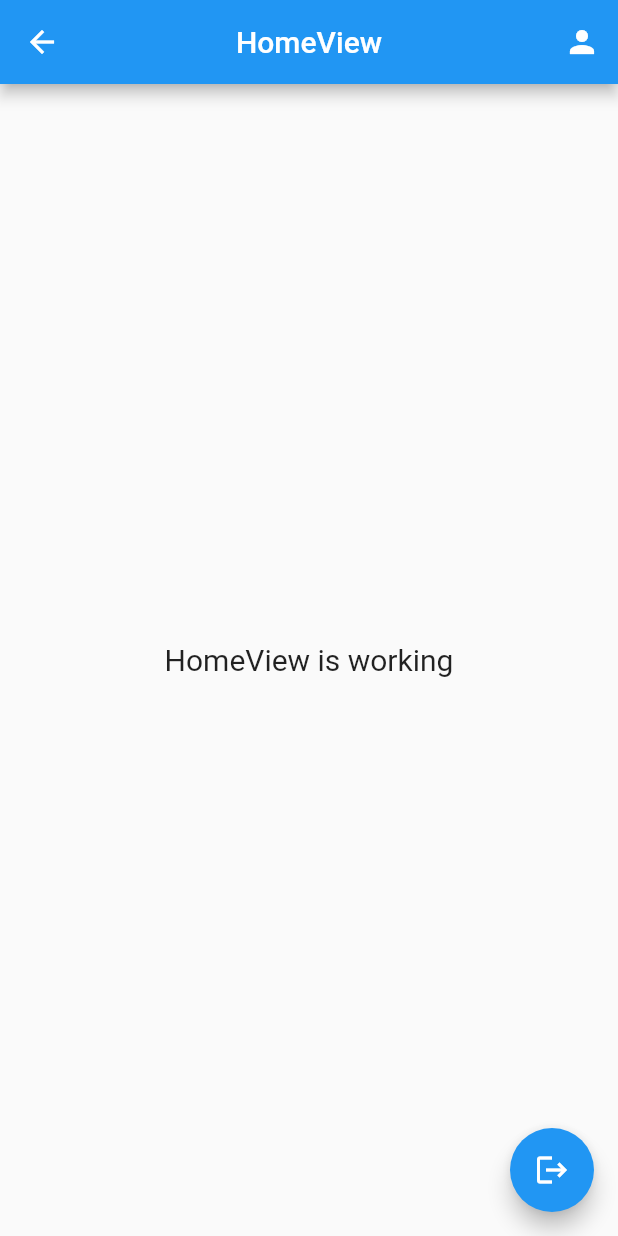
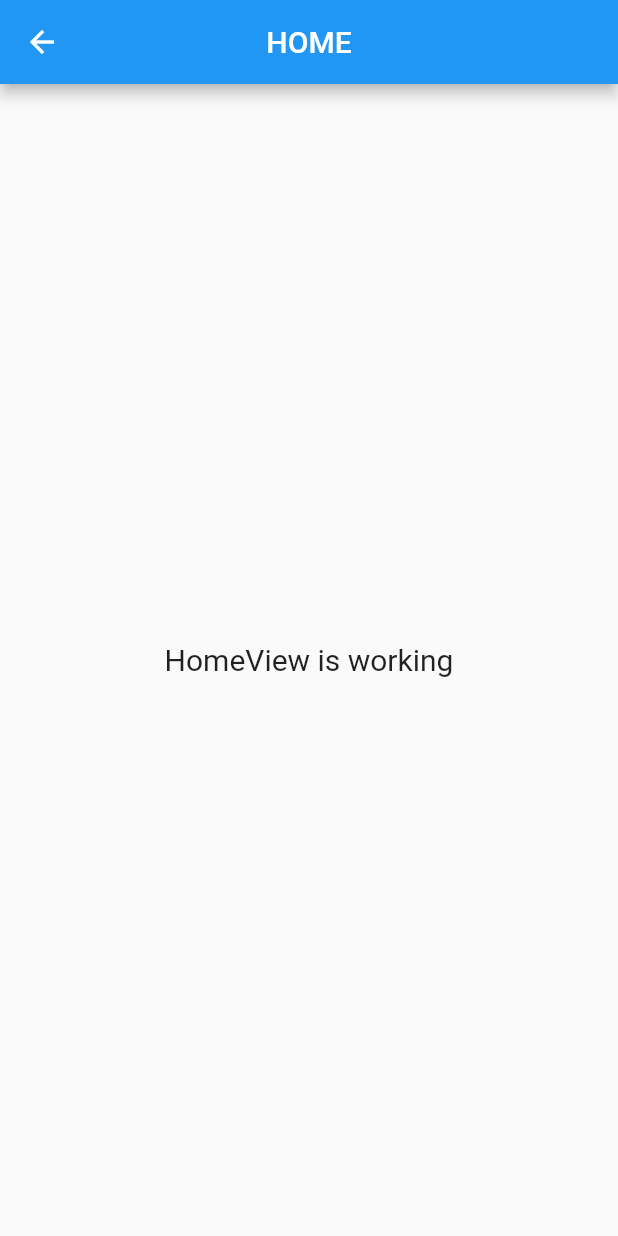
Before and after one commit to erikwibowo/Presence-App, a Flutter app: the HomeView screen opened by its route, on a phone screen of 412 x 824 dp. Run offline on Flutter 3.47's test engine with Material 2 defaults, Android fonts, the phone set to English and light mode, and no system bars; our stand-ins replace cloud_firestore, convex_bottom_bar, firebase_auth, firebase_core, firebase_storage, get and 1 more; accounts and stored records are empty.

Commit message:
bototom navif=gation bar

```diff
--- a/lib/app/modules/home/views/home_view.dart
+++ b/lib/app/modules/home/views/home_view.dart
@@ -1,24 +1,22 @@
-import 'package:cloud_firestore/cloud_firestore.dart';
-import 'package:firebase_auth/firebase_auth.dart';
 import 'package:flutter/material.dart';
 
 import 'package:get/get.dart';
-import 'package:presence_app/app/routes/app_pages.dart';
 
 import '../controllers/home_controller.dart';
 
 class HomeView extends GetView<HomeController> {
+  final controller = Get.put(HomeController());
   @override
   Widget build(BuildContext context) {
     return Scaffold(
       appBar: AppBar(
-        title: Text('HomeView'),
+        title: Text('HOME'),
         centerTitle: true,
         actions: [
-          IconButton(
-            icon: Icon(Icons.person),
-            onPressed: () => Get.toNamed(Routes.PROFILE),
-          )
+          // IconButton(
+          //   icon: Icon(Icons.person),
+          //   onPressed: () => Get.toNamed(Routes.PROFILE),
+          // )
         ],
       ),
       body: Center(
@@ -27,21 +25,6 @@ class HomeView extends GetView<HomeController> {
           style: TextStyle(fontSize: 20),
         ),
       ),
-      floatingActionButton: Obx(() => FloatingActionButton(
-            onPressed: () async {
-              if (controller.isLoading.isFalse) {
-                controller.isLoading.value = true;
-                await FirebaseAuth.instance.signOut();
-                Get.offAllNamed(Routes.LOGIN);
-                controller.isLoading.value = false;
-              }
-            },
-            child: controller.isLoading.isFalse
-                ? Icon(Icons.logout)
-                : Center(
-                    child: CircularProgressIndicator(),
-                  ),
-          )),
     );
   }
 }
--- a/lib/app/modules/profile/views/profile_view.dart
+++ b/lib/app/modules/profile/views/profile_view.dart
@@ -7,7 +7,7 @@ import 'package:presence_app/app/routes/app_pages.dart';
 import '../controllers/profile_controller.dart';
 
 class ProfileView extends GetView<ProfileController> {
-  const ProfileView({Key? key}) : super(key: key);
+  final controller = Get.put(ProfileController());
   @override
   Widget build(BuildContext context) {
     return Scaffold(
--- a/lib/app/modules/update_password/controllers/update_password_controller.dart
+++ b/lib/app/modules/update_password/controllers/update_password_controller.dart
@@ -1,5 +1,4 @@
 import 'package:firebase_auth/firebase_auth.dart';
-import 'package:flutter/cupertino.dart';
 import 'package:flutter/material.dart';
 import 'package:get/get.dart';
 
--- a/lib/app/routes/app_routes.dart
+++ b/lib/app/routes/app_routes.dart
@@ -12,6 +12,7 @@ abstract class Routes {
   static const PROFILE = _Paths.PROFILE;
   static const UPDATE_PROFILE = _Paths.UPDATE_PROFILE;
   static const UPDATE_PASSWORD = _Paths.UPDATE_PASSWORD;
+  static const MAIN = _Paths.MAIN;
 }
 
 abstract class _Paths {
@@ -23,4 +24,5 @@ abstract class _Paths {
   static const PROFILE = '/profile';
   static const UPDATE_PROFILE = '/update-profile';
   static const UPDATE_PASSWORD = '/update-password';
+  static const MAIN = '/main';
 }
--- a/lib/main.dart
+++ b/lib/main.dart
@@ -26,7 +26,7 @@ void main() async {
           }
           return GetMaterialApp(
             title: "Application",
-            initialRoute: snapshot.data != null ? Routes.HOME : Routes.LOGIN,
+            initialRoute: snapshot.data != null ? Routes.MAIN : Routes.LOGIN,
             getPages: AppPages.routes,
             debugShowCheckedModeBanner: false,
           );
--- a/pubspec.yaml
+++ b/pubspec.yaml
@@ -3,7 +3,7 @@ version: 1.0.0+1
 publish_to: none
 description: A new Flutter project.
 environment:
-  sdk: ">=2.17.1 <3.0.0"
+  sdk: '>=2.17.1 <3.0.0'
 
 dependencies:
   cupertino_icons: ^1.0.2
@@ -13,6 +13,7 @@ dependencies:
   cloud_firestore: 3.1.17
   firebase_storage: 10.2.17
   image_picker: 0.8.5+3
+  convex_bottom_bar: 3.0.0
   flutter:
     sdk: flutter
 
```
Also changed, not shown: lib/app/modules/main/bindings/main_binding.dart (added, +12 -0 lines), lib/app/modules/main/controllers/main_controller.dart (added, +19 -0 lines), lib/app/modules/main/views/main_view.dart (added, +38 -0 lines), lib/app/routes/app_pages.dart (+9 -1 lines), pubspec.lock.
